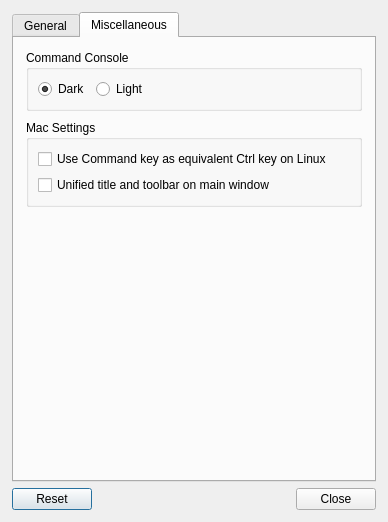
freesurfer/freesurfer, file freeview/DialogPreferences.ui: the form before one commit.
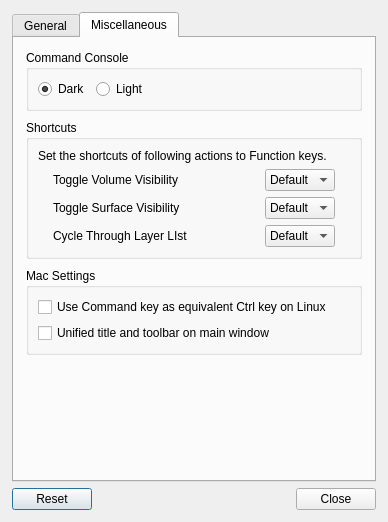
The form after the commit. The open tabs and pages were chosen to show the change. Custom widgets are drawn as their Qt base class.

Commit message: Added option to set a few shortcuts to function keys

What changed in the file:
```diff
--- a/freeview/DialogPreferences.ui
+++ b/freeview/DialogPreferences.ui
@@ -9,7 +9,7 @@
    <rect>
     <x>0</x>
     <y>0</y>
-    <width>431</width>
+    <width>441</width>
     <height>549</height>
    </rect>
   </property>
@@ -478,6 +478,171 @@
          </layout>
         </widget>
        </item>
+       <item>
+        <widget class="QGroupBox" name="groupBoxShortcuts">
+         <property name="title">
+          <string>Shortcuts</string>
+         </property>
+         <layout class="QVBoxLayout" name="verticalLayout_3">
+          <item>
+           <widget class="QLabel" name="label_13">
+            <property name="text">
+             <string>Set the shortcuts of following actions to Function keys.</string>
+            </property>
+            <property name="wordWrap">
+             <bool>true</bool>
+            </property>
+           </widget>
+          </item>
+          <item>
+           <layout class="QGridLayout" name="gridLayout_3">
+            <property name="leftMargin">
+             <number>15</number>
+            </property>
+            <property name="rightMargin">
+             <number>15</number>
+            </property>
+            <item row="0" column="0">
+             <widget class="QLabel" name="label_3">
+              <property name="text">
+               <string>Toggle Volume Visibility</string>
+              </property>
+             </widget>
+            </item>
+            <item row="0" column="1">
+             <spacer name="horizontalSpacer_6">
+              <property name="orientation">
+               <enum>Qt::Horizontal</enum>
+              </property>
+              <property name="sizeHint" stdset="0">
+               <size>
+                <width>40</width>
+                <height>20</height>
+               </size>
+              </property>
+             </spacer>
+            </item>
+            <item row="0" column="2">
+             <widget class="QComboBox" name="comboBoxShortcutToggleVolume">
+              <item>
+               <property name="text">
+                <string>Default</string>
+               </property>
+              </item>
+              <item>
+               <property name="text">
+                <string>F1</string>
+               </property>
+              </item>
+              <item>
+               <property name="text">
+                <string>F2</string>
+               </property>
+              </item>
+              <item>
+               <property name="text">
+                <string>F3</string>
+               </property>
+              </item>
+              <item>
+               <property name="text">
+                <string>F4</string>
+               </property>
+              </item>
+              <item>
+               <property name="text">
+                <string>F5</string>
+               </property>
+              </item>
+             </widget>
+            </item>
+            <item row="1" column="0">
+             <widget class="QLabel" name="label_11">
+              <property name="text">
+               <string>Toggle Surface Visibility</string>
+              </property>
+             </widget>
+            </item>
+            <item row="1" column="2">
+             <widget class="QComboBox" name="comboBoxShortcutToggleSurface">
+              <item>
+               <property name="text">
+                <string>Default</string>
+               </property>
+              </item>
+              <item>
+               <property name="text">
+                <string>F1</string>
+               </property>
+              </item>
+              <item>
+               <property name="text">
+                <string>F2</string>
+               </property>
+              </item>
+              <item>
+               <property name="text">
+                <string>F3</string>
+               </property>
+              </item>
+              <item>
+               <property name="text">
+                <string>F4</string>
+               </property>
+              </item>
+              <item>
+               <property name="text">
+                <string>F5</string>
+               </property>
+              </item>
+             </widget>
+            </item>
+            <item row="2" column="0">
+             <widget class="QLabel" name="label_12">
+              <property name="text">
+               <string>Cycle Through Layer LIst</string>
+              </property>
+             </widget>
+            </item>
+            <item row="2" column="2">
+             <widget class="QComboBox" name="comboBoxShortcutCycleLayer">
+              <item>
+               <property name="text">
+                <string>Default</string>
+               </property>
+              </item>
+              <item>
+               <property name="text">
+                <string>F1</string>
+               </property>
+              </item>
+              <item>
+               <property name="text">
+                <string>F2</string>
+               </property>
+              </item>
+              <item>
+               <property name="text">
+                <string>F3</string>
+               </property>
+              </item>
+              <item>
+               <property name="text">
+                <string>F4</string>
+               </property>
+              </item>
+              <item>
+               <property name="text">
+                <string>F5</string>
+               </property>
+              </item>
+             </widget>
+            </item>
+           </layout>
+          </item>
+         </layout>
+        </widget>
+       </item>
        <item>
         <widget class="QGroupBox" name="groupBoxMac">
          <property name="title">
```
Left out of the diff: 2 changed lines with no effect on the pictures. The commit also changes 7 other files.
